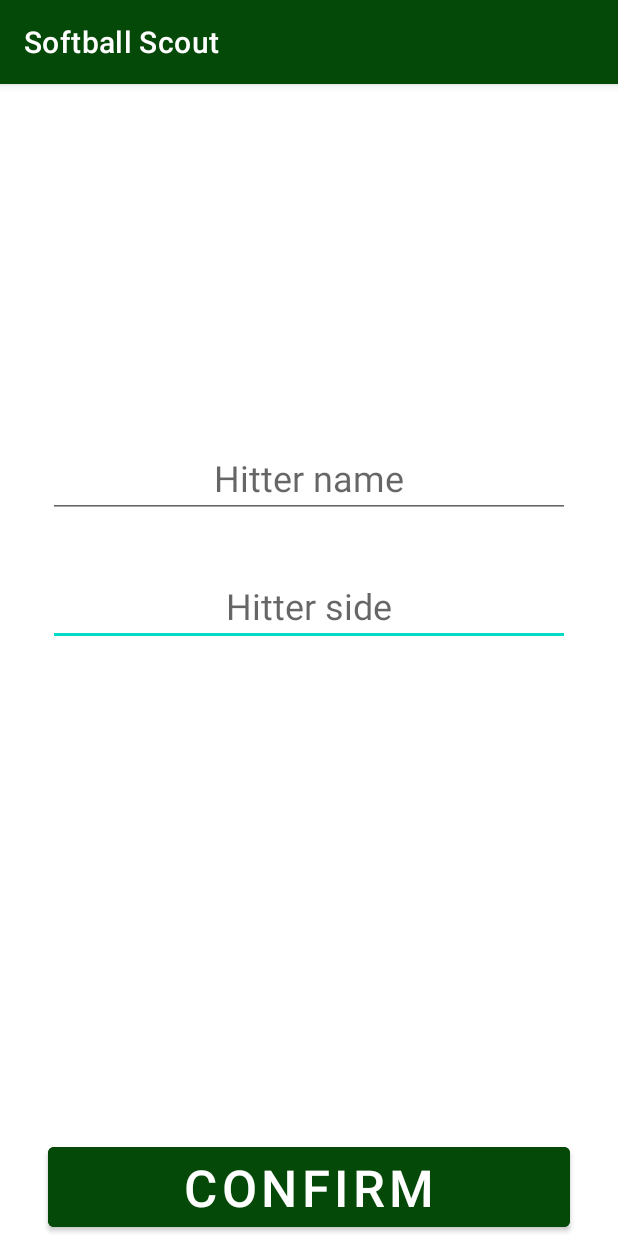
After one commit to Erest99/Softball_scout, an Android app: the Hitter screen opened directly, with no data from a screen before it, on a phone screen of 412 x 824 dp. The commit adds this screen. Run offline under Robolectric (Android 15) with nearby library versions, the phone set to English and light mode, and no system bars.

Commit message:
added pitcher and hitter inputs

```diff
--- /dev/null
+++ b/app/src/main/java/com/example/softball_scout/Hitter.java
@@ -0,0 +1,36 @@
+package com.example.softball_scout;
+
+import android.content.Intent;
+import android.os.Bundle;
+import android.view.View;
+import android.widget.Button;
+import android.widget.EditText;
+
+import androidx.appcompat.app.AppCompatActivity;
+
+public class Hitter extends AppCompatActivity {
+
+    Button confirm;
+    EditText name,side;
+
+    @Override
+    protected void onCreate(Bundle savedInstanceState) {
+        super.onCreate(savedInstanceState);
+        setContentView(R.layout.hitter_layout);
+
+        confirm = findViewById(R.id.b_confirmh);
+        name = findViewById(R.id.et_hn);
+        side = findViewById(R.id.et_hs);
+
+        confirm.setOnClickListener(new View.OnClickListener() {
+            @Override
+            public void onClick(View v) {
+                Intent intent = new Intent(Hitter.this, MainActivity.class);
+                intent.putExtra("hittername",name.getText().toString().trim());
+                intent.putExtra("hitterside",side.getText().toString().trim());
+                startActivity(intent);
+            }
+        });
+
+    }
+}
--- /dev/null
+++ b/app/src/main/res/layout/hitter_layout.xml
@@ -0,0 +1,54 @@
+<?xml version="1.0" encoding="utf-8"?>
+<androidx.constraintlayout.widget.ConstraintLayout xmlns:android="http://schemas.android.com/apk/res/android"
+    xmlns:app="http://schemas.android.com/apk/res-auto"
+    xmlns:tools="http://schemas.android.com/tools"
+    android:layout_width="match_parent"
+    android:layout_height="match_parent">
+
+    <Button
+        android:id="@+id/b_confirmh"
+        android:layout_width="0dp"
+        android:layout_height="wrap_content"
+        android:layout_marginStart="32dp"
+        android:layout_marginEnd="32dp"
+        android:backgroundTint="@color/purple_500"
+        android:text="CONFIRM"
+        android:textSize="34sp"
+        app:layout_constraintBottom_toBottomOf="parent"
+        app:layout_constraintEnd_toEndOf="parent"
+        app:layout_constraintStart_toStartOf="parent" />
+
+    <EditText
+        android:id="@+id/et_hs"
+        android:layout_width="0dp"
+        android:layout_height="wrap_content"
+        android:layout_marginStart="32dp"
+        android:layout_marginTop="32dp"
+        android:layout_marginEnd="32dp"
+        android:ems="10"
+        android:gravity="center"
+        android:hint="Hitter side"
+        android:inputType="textPersonName"
+        android:textSize="24sp"
+        app:layout_constraintEnd_toEndOf="parent"
+        app:layout_constraintHorizontal_bias="0.0"
+        app:layout_constraintStart_toStartOf="parent"
+        app:layout_constraintTop_toBottomOf="@+id/et_hn" />
+
+    <EditText
+        android:id="@+id/et_hn"
+        android:layout_width="0dp"
+        android:layout_height="wrap_content"
+        android:layout_marginStart="32dp"
+        android:layout_marginEnd="32dp"
+        android:ems="10"
+        android:gravity="center"
+        android:hint="Hitter name"
+        android:inputType="textPersonName"
+        android:textSize="24sp"
+        app:layout_constraintBottom_toBottomOf="parent"
+        app:layout_constraintEnd_toEndOf="parent"
+        app:layout_constraintStart_toStartOf="parent"
+        app:layout_constraintTop_toTopOf="parent"
+        app:layout_constraintVertical_bias="0.32999998" />
+</androidx.constraintlayout.widget.ConstraintLayout>
```
Also changed, not shown: app/src/main/AndroidManifest.xml (+7 -3 lines), app/src/main/java/com/example/softball_scout/CustomAdapter.java (+15 -3 lines), app/src/main/java/com/example/softball_scout/MainActivity.java (+42 -47 lines), app/src/main/java/com/example/softball_scout/MyDatabaseHelper.java (+10 -10 lines), app/src/main/java/com/example/softball_scout/Pitcher.java (added, +36 -0 lines), app/src/main/res/layout/activity_pitcher.xml (added, +9 -0 lines), app/src/main/res/layout/pitcher_layout.xml (added, +54 -0 lines).
